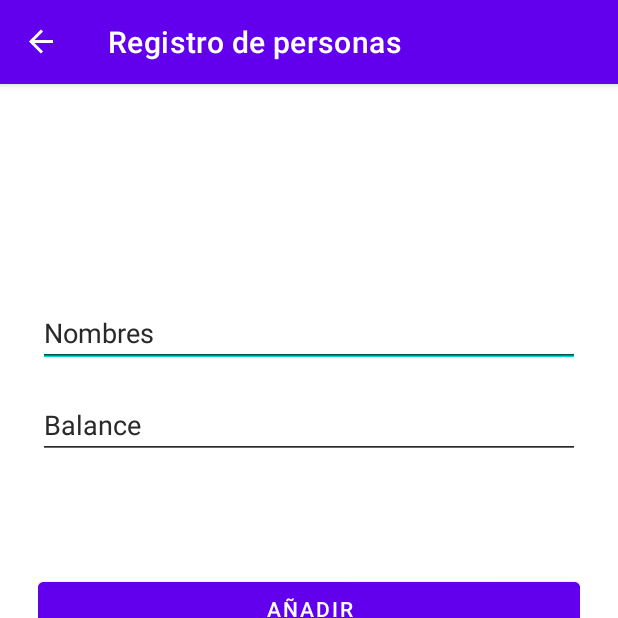
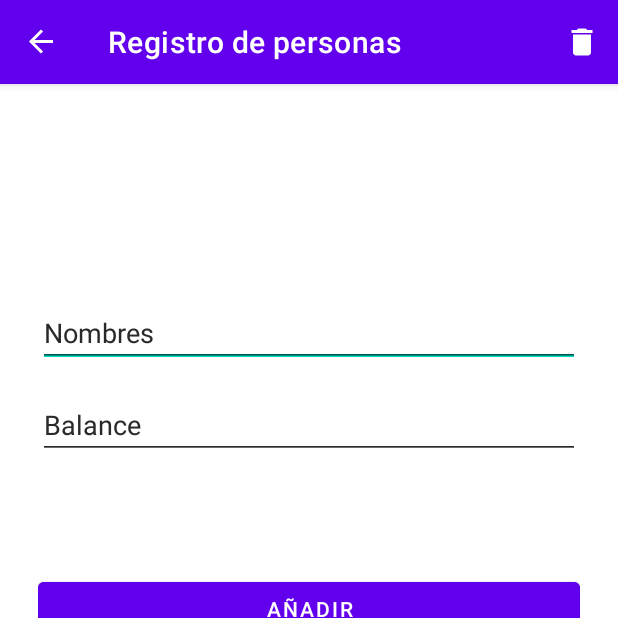
Before and after one commit to ManuelHernandez24/TareaILabAplicadaII, an Android app: the fragment UpdateFragment placed in its activity, after a tap on an icon or button, on a phone screen of 412 x 824 dp, the top half of it. Run offline under Robolectric (Android 15) with nearby library versions, the phone set to English and light mode, and no system bars; our stand-ins replace Room's generated code, navigation-ui; 3 statements that could not run were skipped.

Commit message:
Creación de la funcionalidad eliminar y eliminar todo.

```diff
--- a/app/build.gradle
+++ b/app/build.gradle
@@ -14,7 +14,7 @@ android {
 
     defaultConfig {
         applicationId "com.aplicada2.tareai"
-        minSdk 21
+        minSdk 26
         targetSdk 32
         versionCode 1
         versionName "1.0"
--- a/app/src/main/java/com/aplicada2/tareai/data/database/dao/PersonaDao.kt
+++ b/app/src/main/java/com/aplicada2/tareai/data/database/dao/PersonaDao.kt
@@ -12,6 +12,13 @@ interface PersonaDao {
     @Update
     suspend fun updatePersona(persona: Persona)
 
+    @Delete
+    suspend fun deletePersona(persona: Persona)
+
+    @Query("DELETE FROM tabla_persona")
+    suspend fun deleteAllPersona()
+
     @Query("SELECT * FROM TABLA_PERSONA ORDER BY PersonaId ASC")
     fun readAllData(): LiveData<List<Persona>>
+
 }
--- a/app/src/main/java/com/aplicada2/tareai/fragments/list/ListFragment.kt
+++ b/app/src/main/java/com/aplicada2/tareai/fragments/list/ListFragment.kt
@@ -1,10 +1,10 @@
 package com.aplicada2.tareai.fragments.list
 
+import android.app.AlertDialog
 import android.os.Bundle
+import android.view.*
+import android.widget.Toast
 import androidx.fragment.app.Fragment
-import android.view.LayoutInflater
-import android.view.View
-import android.view.ViewGroup
 import com.aplicada2.tareai.R
 import androidx.lifecycle.Observer
 import androidx.lifecycle.ViewModelProvider
@@ -44,9 +44,36 @@ class ListFragment : Fragment() {
             findNavController().navigate(R.id.action_listFragment_to_addFragment)
         }
 
+        //Menu para eliminar todas las personas registradas
+        setHasOptionsMenu(true)
 
         return view
     }
 
+    override fun onCreateOptionsMenu(menu: Menu, inflater: MenuInflater) {
+        inflater.inflate(R.menu.delete_menu, menu)
+    }
 
+    override fun onOptionsItemSelected(item: MenuItem): Boolean {
+
+        if (item.itemId==R.id.menu_delete) {
+            deleteAllPersona()
+        }
+        return super.onOptionsItemSelected(item)
+
+    }
+
+    private fun deleteAllPersona() {
+        val builder = AlertDialog.Builder(requireContext())
+        builder.setPositiveButton("Sí"){_,_ ->
+            mPersonaView.deleteAllPersona()
+            Toast.makeText(requireContext(), "Se ha eliminado todo correctamente.", Toast.LENGTH_SHORT).show()
+        }
+        builder.setPositiveButton("No"){_,_ ->
+
+        }
+        builder.setTitle("Estás a punto de eliminar todos los registros")
+        builder.setMessage("Estás seguro?")
+        builder.create().show()
+    }
 }
--- /dev/null
+++ b/app/src/main/res/drawable/ic_baseline_delete_24.xml
@@ -0,0 +1,10 @@
+<vector xmlns:android="http://schemas.android.com/apk/res/android"
+    android:width="24dp"
+    android:height="24dp"
+    android:viewportWidth="24"
+    android:viewportHeight="24"
+    android:tint="?attr/colorControlNormal">
+  <path
+      android:fillColor="@android:color/white"
+      android:pathData="M6,19c0,1.1 0.9,2 2,2h8c1.1,0 2,-0.9 2,-2V7H6v12zM19,4h-3.5l-1,-1h-5l-1,1H5v2h14V4z"/>
+</vector>
--- /dev/null
+++ b/app/src/main/res/menu/delete_menu.xml
@@ -0,0 +1,11 @@
+<?xml version="1.0" encoding="utf-8"?>
+<menu xmlns:android="http://schemas.android.com/apk/res/android"
+    xmlns:app="http://schemas.android.com/apk/res-auto">
+
+    <item android:id="@+id/menu_delete"
+        android:title="Eliminar"
+        android:icon="@drawable/ic_baseline_delete_24"
+        android:iconTint="@android:color/white"
+        app:showAsAction="ifRoom"/>
+
+</menu>
```
Also changed, not shown: app/src/main/java/com/aplicada2/tareai/data/PersonaRepository.kt (+8 -0 lines), app/src/main/java/com/aplicada2/tareai/fragments/update/UpdateFragment.kt (+33 -3 lines), app/src/main/java/com/aplicada2/tareai/iu/viewmodel/PersonaViewModel.kt (+12 -0 lines).
